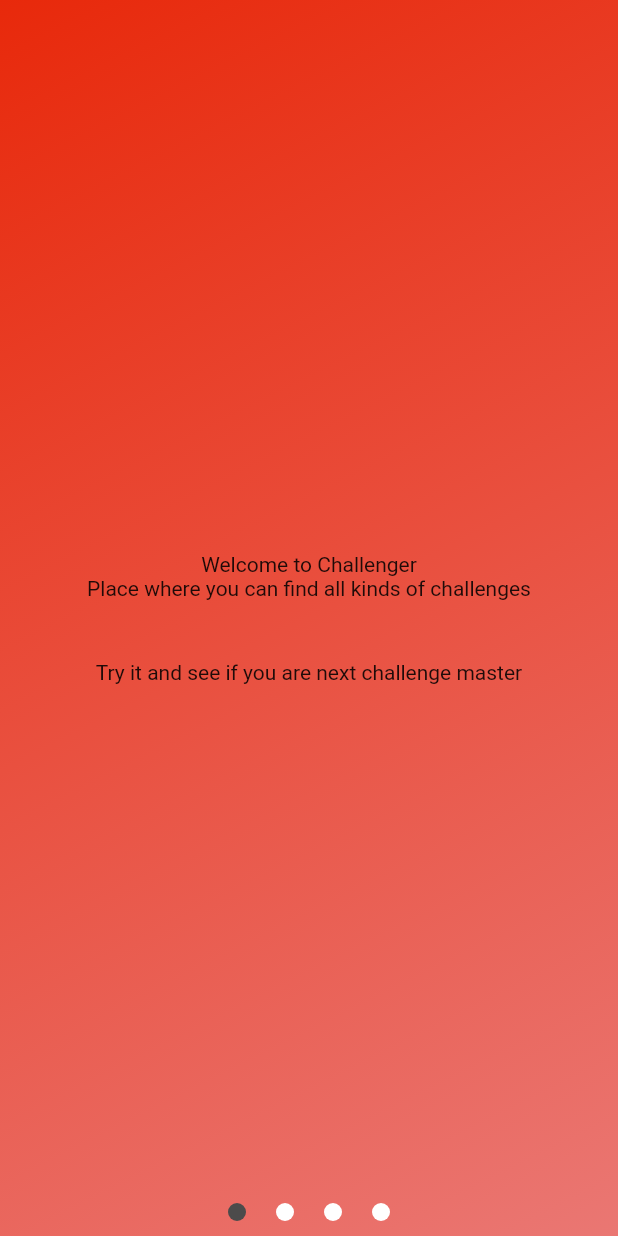
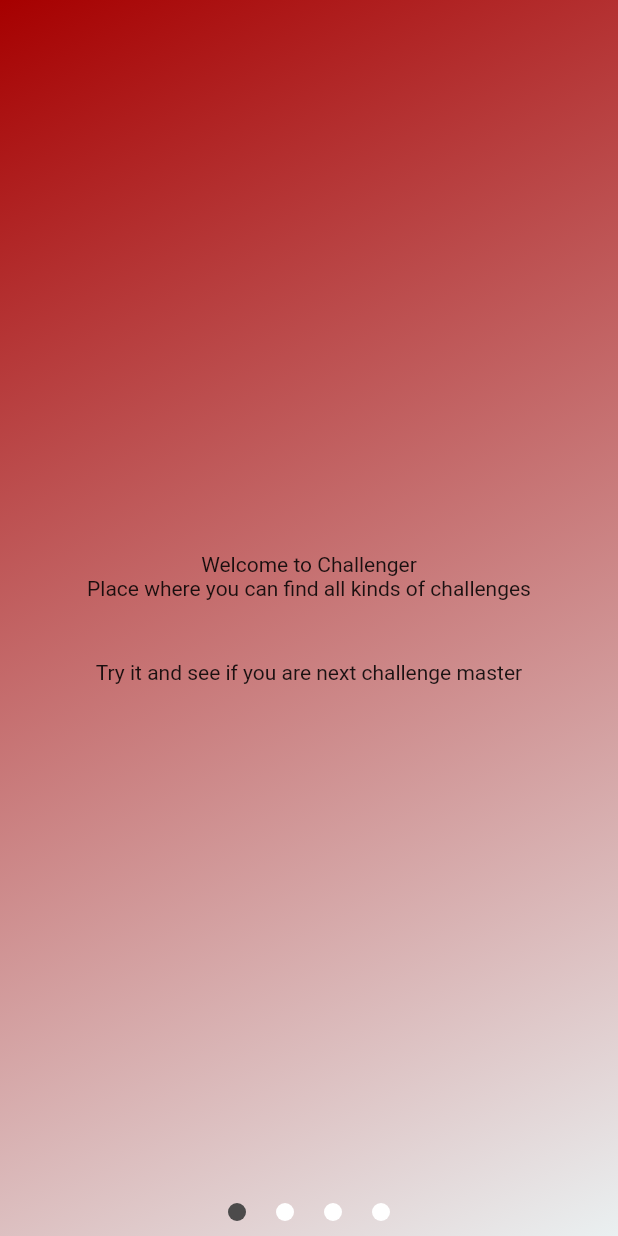
Before and after one commit to partnercloudsupport/proba1, a Flutter app: the screen it shows after launch, on a phone screen of 412 x 824 dp. Run offline on Flutter 3.47's test engine with Material 2 defaults, Android fonts, the phone set to English and light mode, and no system bars; drawn by our look-alikes of page_indicator; our stand-ins replace cloud_firestore, firebase_auth, firebase_storage, image_picker, shared_preferences; accounts and stored records are empty.

Commit message:
ui doteran

```diff
--- a/lib/main.dart
+++ b/lib/main.dart
@@ -45,8 +45,10 @@ class _ChallengerState extends State<Challenger> {
     return MaterialApp(
           debugShowCheckedModeBanner: false,
           theme: ThemeData(
-              primaryColor: Color(0xFFE8290B),
-              buttonColor: Colors.red,
+              primaryColor: Color(0xFFB83227),
+              buttonColor: Color(0xFFA60000),
+              splashColor: Color(0xFFEAF0F1),
+              accentColor: Color(0xFFFF4848),
               textSelectionColor: Colors.white
           ),
           title: "Challenger",
--- a/lib/pages/first_time_opening_app.dart
+++ b/lib/pages/first_time_opening_app.dart
@@ -1,6 +1,4 @@
-import 'dart:async';
 import 'package:flutter/material.dart';
-import 'package:shared_preferences/shared_preferences.dart';
 import 'package:page_indicator/page_indicator.dart';
 
 class OpenForFirstTime extends StatefulWidget {
@@ -19,7 +17,7 @@ class _OpenForFirstTimeState extends State<OpenForFirstTime> {
       body: Container(
         decoration: BoxDecoration(
             gradient: LinearGradient(
-                colors: [Color(0xFFE8290B), Color(0xFFEA7773)],
+                colors: [Color(0xFFA60000), Color(0xFFEAF0F1)],
                 begin: FractionalOffset.topLeft,
                 end: FractionalOffset.bottomRight,
                 stops: [0.0, 1.0],
@@ -50,9 +48,6 @@ class _OpenForFirstTimeState extends State<OpenForFirstTime> {
   void initState() {
     super.initState();
     _pageController = PageController(initialPage: 0);
- //   Timer(Duration(milliseconds: 100), () {
-   //   _checkIfSeen();
-  //  });
   }
 
   @override
@@ -60,17 +55,6 @@ class _OpenForFirstTimeState extends State<OpenForFirstTime> {
     _pageController.dispose();
     super.dispose();
   }
-
-  /*Future _checkIfSeen() async {
-    final prefs = await SharedPreferences.getInstance();
-    final _seen = (prefs.getBool('seen') ?? false);
-
-    if (_seen) {
-      Navigator.of(context).pushReplacementNamed("/main_page");
-    } else {
-      prefs.setBool('seen', true);
-    }
-  }*/
 
   Widget pageOne() {
     return Center(
@@ -151,7 +135,7 @@ class _OpenForFirstTimeState extends State<OpenForFirstTime> {
               color: Theme.of(context).primaryColor,
               shape: RoundedRectangleBorder(borderRadius: BorderRadius.circular(16.0)),
               onPressed: () {
-                Navigator.of(context).pushReplacementNamed("/main_page");
+                Navigator.of(context).pushReplacementNamed("/login");
               })
         ],
       ),
--- a/lib/pages/login.dart
+++ b/lib/pages/login.dart
@@ -82,6 +82,7 @@ class _LoginPageState extends State<LoginPage> {
             email: _email.text,
             password: _password.text)
           .then((_user) {
+            _formKey.currentState.reset();
             _loggedIn();
             Navigator.of(context).pushNamed("/main_page");
           })
@@ -131,6 +132,7 @@ class _LoginPageState extends State<LoginPage> {
     return FlatButton(
       onPressed: () {
         Navigator.of(context).pushNamed("/registration");
+        _formKey.currentState.reset();
       },
       child: Text("Don't have an account? Create new!",
         style: TextStyle(
@@ -169,7 +171,7 @@ class _LoginPageState extends State<LoginPage> {
               textFormField("password"),
               _loading ? _progressIndicator() : loginButton(),
               regButton(),
-              SizedBox(height: 40.0)
+              SizedBox(height: 20.0)
             ]
         ),
       ),
--- a/lib/pages/main_page/edit_profile.dart
+++ b/lib/pages/main_page/edit_profile.dart
@@ -1,6 +1,7 @@
 import 'package:flutter/material.dart';
 import 'package:proba/services/userManagement.dart';
 import 'dart:io';
+import 'package:scoped_model/scoped_model.dart';
 
 class EditProfile extends StatefulWidget {
   @override
@@ -55,10 +56,9 @@ class _EditProfileState extends State<EditProfile> {
               ),
             ),
           ),
-            )
+      ),
     );
   }
-
 
   _showSnackBar(String text) {
     _key.currentState.showSnackBar(
--- a/lib/pages/registration.dart
+++ b/lib/pages/registration.dart
@@ -28,6 +28,7 @@ class _RegistrationPageState extends State<RegistrationPage> {
   Widget build(BuildContext context) {
     return WillPopScope(
       onWillPop: () {
+        _formKey.currentState.reset();
         Navigator.of(context).pop();
       },
       child: Scaffold(
@@ -38,6 +39,7 @@ class _RegistrationPageState extends State<RegistrationPage> {
           leading: IconButton(
             icon: Icon(Icons.arrow_back),
             onPressed: () {
+              _formKey.currentState.reset();
               Navigator.of(context).pop();
             },
           ),
--- a/lib/services/all_challenges_storage.dart
+++ b/lib/services/all_challenges_storage.dart
@@ -3,7 +3,6 @@ class AllChallengesStorage {
   String description;
   String duration;
   String username;
-  //List<String> description = ["name", "description", "duration"];
 
   AllChallengesStorage({
     this.description,
--- a/lib/services/new_challenge.dart
+++ b/lib/services/new_challenge.dart
@@ -17,11 +17,8 @@ class NewChallenge {
   }
 
   //dodaje novi challenge u bazu trenutnog usera
-  addNewChallenge(
-      NewChallenge details,
-      /*String imageUrl*/
-      ) {
-    FirebaseAuth.instance.currentUser().then((user) {
+  addNewChallenge (NewChallenge details, /*String imageUrl*/) async {
+    await FirebaseAuth.instance.currentUser().then((user) {
       Firestore.instance
           .collection("Users")
           .where("uid", isEqualTo: user.uid)
--- a/lib/services/userManagement.dart
+++ b/lib/services/userManagement.dart
@@ -81,7 +81,7 @@ class UserManagement extends Model with NewChallenge {
           .collection("Users")
           .where("uid", isEqualTo: _currentUser.uid)
           .getDocuments()
-          .then((QuerySnapshot docs) {
+          .then((QuerySnapshot docs) async {
         if (docs.documents.isNotEmpty) {
           var userData;
           userData = docs.documents[0].data;
@@ -91,7 +91,7 @@ class UserManagement extends Model with NewChallenge {
           model.email = userData["email"];
           model.birthDate = userData["birth_date"];
           model.uid = userData["uid"];
-          model.photoUrl = userData["photo_url"];
+          model.photoUrl = await userData["photo_url"];
           model.totalChallenges = userData["total_challenges"];
           notifyListeners();
         }
```
Also changed, not shown: lib/pages/main_page/add_challenge.dart (+17 -1 lines), lib/pages/main_page/feed.dart (+9 -21 lines), lib/pages/main_page/main_screen.dart (+13 -14 lines), lib/pages/main_page/profile.dart (+12 -2 lines). Lines whose indentation alone changed are shown as unchanged.
